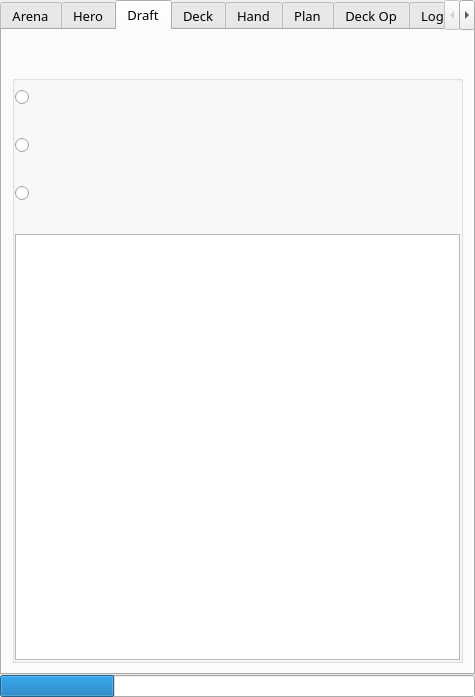
supertriodo/Arena-Tracker, file mainwindow.ui: the form before one commit.
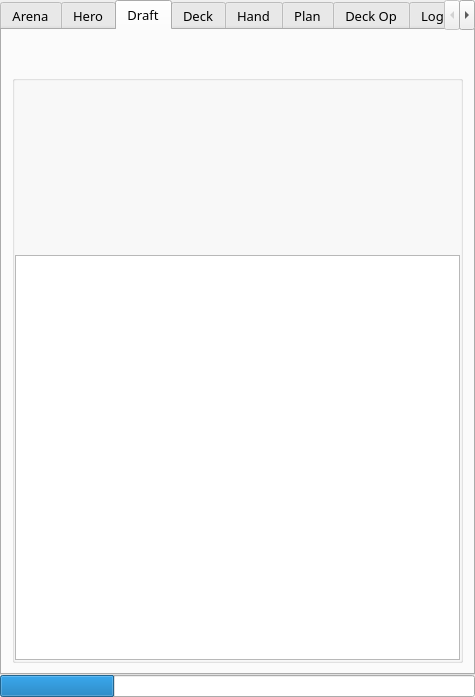
The form after the commit. The open tabs and pages were chosen to show the change. Icons and pictures are not drawn. Custom widgets are drawn as their Qt base class.

Commit message: Change cards in draft tab from radio items to labels

```diff
--- a/mainwindow.ui
+++ b/mainwindow.ui
@@ -795,13 +795,7 @@
               <number>0</number>
              </property>
              <item>
-              <widget class="QRadioButton" name="radioButtonDraft1">
-               <property name="sizePolicy">
-                <sizepolicy hsizetype="Preferred" vsizetype="Preferred">
-                 <horstretch>0</horstretch>
-                 <verstretch>0</verstretch>
-                </sizepolicy>
-               </property>
+              <widget class="QLabel" name="labelCard1">
                <property name="text">
                 <string/>
                </property>
@@ -829,13 +823,7 @@
               </widget>
              </item>
              <item>
-              <widget class="QRadioButton" name="radioButtonDraft2">
-               <property name="sizePolicy">
-                <sizepolicy hsizetype="Preferred" vsizetype="Preferred">
-                 <horstretch>0</horstretch>
-                 <verstretch>0</verstretch>
-                </sizepolicy>
-               </property>
+              <widget class="QLabel" name="labelCard2">
                <property name="text">
                 <string/>
                </property>
@@ -863,13 +851,7 @@
               </widget>
              </item>
              <item>
-              <widget class="QRadioButton" name="radioButtonDraft3">
-               <property name="sizePolicy">
-                <sizepolicy hsizetype="Preferred" vsizetype="Preferred">
-                 <horstretch>0</horstretch>
-                 <verstretch>0</verstretch>
-                </sizepolicy>
-               </property>
+              <widget class="QLabel" name="labelCard3">
                <property name="text">
                 <string/>
                </property>
```
The commit also changes 3 other files.
